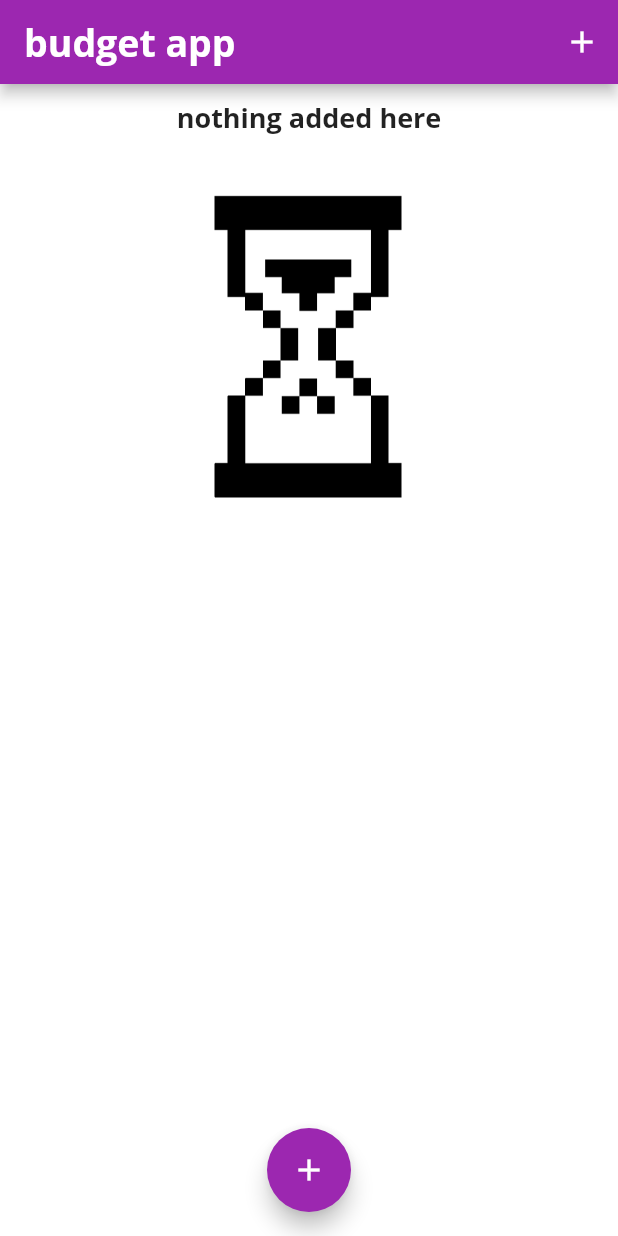
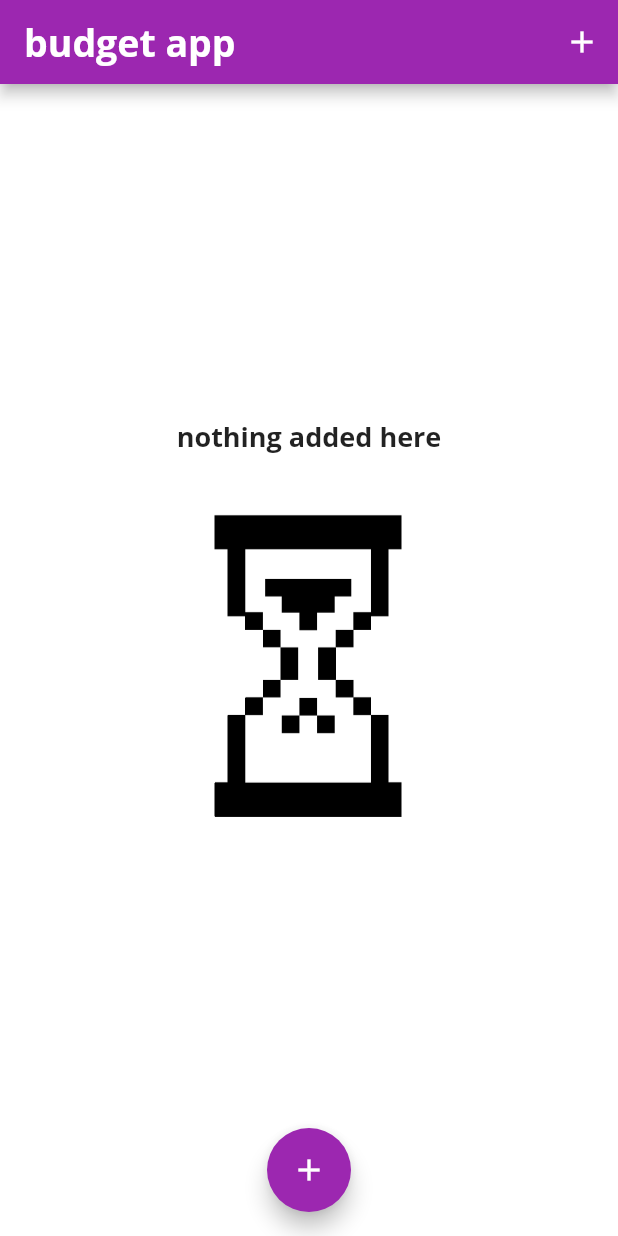
Before and after one commit to mxm5/mx_purple_charts, a Flutter app: the screen it shows after launch, on a phone screen of 412 x 824 dp. Run offline on Flutter 3.47's test engine with Material 2 defaults, Android fonts, the phone set to English and light mode, and no system bars; our stand-ins replace shamsi_date.

Commit message:
upload commit

```diff
--- a/lib/chart_widgets/chart.dart
+++ b/lib/chart_widgets/chart.dart
@@ -61,14 +61,14 @@ class Chart extends StatelessWidget {
   @override
   Widget build(BuildContext context) {
     // print(groupedTransactionValues);
-    return Card(
-      elevation: 6,
-      margin: EdgeInsets.all(
-        5,
-      ),
-      child: empty
-          ? Container()
-          : Row(
+    return empty
+        ? Container()
+        : Card(
+            elevation: 6,
+            margin: EdgeInsets.all(
+              5,
+            ),
+            child: Row(
               mainAxisAlignment: MainAxisAlignment.spaceAround,
               children: groupedTransactionValues.map((e) {
                 return Flexible(
@@ -82,6 +82,6 @@ class Chart extends StatelessWidget {
                 );
               }).toList(),
             ),
-    );
+          );
   }
 }
--- a/lib/input_widgets/list_widget.dart
+++ b/lib/input_widgets/list_widget.dart
@@ -14,9 +14,7 @@ class ListWidget extends StatelessWidget {
   ListWidget({this.transactions, this.removeHandeler});
   @override
   Widget build(BuildContext context) {
-    return Container(
-      height: 400,
-      child: transactions.isEmpty
+    return transactions.isEmpty
         ? Column(
             children: [
               Text(
@@ -73,7 +71,6 @@ class ListWidget extends StatelessWidget {
               );
             },
             itemCount: transactions.length,
-            ),
           );
   }
 }
--- a/lib/main.dart
+++ b/lib/main.dart
@@ -1,4 +1,5 @@
 import 'dart:math';
+import 'package:flutter/services.dart';
 import 'package:grocery_app_flutter/chart_widgets/chart.dart';
 import 'package:grocery_app_flutter/input_widgets/list_state.dart';
 import 'package:intl/intl.dart';
@@ -9,6 +10,11 @@ import 'input_widgets/input_widget.dart';
 import 'input_widgets/list_widget.dart';
 
 void main() {
+  // how not let mobile rotate screen horizpntal
+  // no restart needed
+  // WidgetsFlutterBinding.ensureInitialized();
+  // SystemChrome.setPreferredOrientations(
+  // [DeviceOrientation.portraitDown, DeviceOrientation.portraitUp]);
   runApp(MyApp());
 }
 
@@ -68,6 +74,18 @@ class _MyAppState extends State<MyApp> {
 
   @override
   Widget build(BuildContext context) {
+    final AppBar appBar = AppBar(
+      title: Text('budget app'),
+      actions: [
+        Builder(builder: (context) {
+          return IconButton(
+            icon: Icon(Icons.add),
+            onPressed: () => _startTransaction(ctx: context),
+          );
+        })
+      ],
+    );
+
     return MaterialApp(
       title: 'Flutter Demo',
       theme: ThemeData(
@@ -103,27 +121,39 @@ class _MyAppState extends State<MyApp> {
       home: Scaffold(
         backgroundColor: Colors.white,
         floatingActionButtonLocation: FloatingActionButtonLocation.centerFloat,
-        appBar: AppBar(
-          title: Text('budget app'),
-          actions: [
-            Builder(builder: (context) {
-              return IconButton(
-                icon: Icon(Icons.add),
-                onPressed: () => _startTransaction(ctx: context),
-              );
-            })
-          ],
-        ),
+        appBar: appBar,
         body: SingleChildScrollView(
           child: Column(
             crossAxisAlignment: CrossAxisAlignment.stretch,
             children: [
-              Chart(
-                resentTransactionList: _recentTransactionsList,
+              Builder(
+                builder: (context) {
+                  return Container(
+                    height: (MediaQuery.of(context).size.height -
+                            (appBar.preferredSize.height) -
+                            (MediaQuery.of(context).padding.vertical == 0
+                                ? 25
+                                : MediaQuery.of(context).padding.vertical)) *
+                        0.3,
+                    child: Chart(
+                      resentTransactionList: _recentTransactionsList,
+                    ),
+                  );
+                },
               ),
-              ListWidget(
-                  transactions: _transactions,
-                  removeHandeler: _removeTransaction),
+              Builder(builder: (context) {
+                return Container(
+                  height: (MediaQuery.of(context).size.height -
+                          (appBar.preferredSize.height) -
+                          (MediaQuery.of(context).padding.vertical == 0
+                              ? 25
+                              : MediaQuery.of(context).padding.vertical)) *
+                      0.7,
+                  child: ListWidget(
+                      transactions: _transactions,
+                      removeHandeler: _removeTransaction),
+                );
+              })
             ],
           ),
         ),
--- a/zzchanges.txt
+++ b/zzchanges.txt
@@ -88,3 +88,9 @@ when flexible use
 what is list tile things
         leading trailing title subtitle all get type
         widget
+where we can have assing functions in initializers
+        inside the builder method
+        like appbar thing just inside appbar
+what is layout builder
+        it is a thing that lets you to have constrains which you can get max width
+        and apon it set some percentages
```
Also changed, not shown: lib/chart_widgets/chrt_bar.dart (+10 -25 lines), 1 other file. Lines whose indentation alone changed are shown as unchanged.
